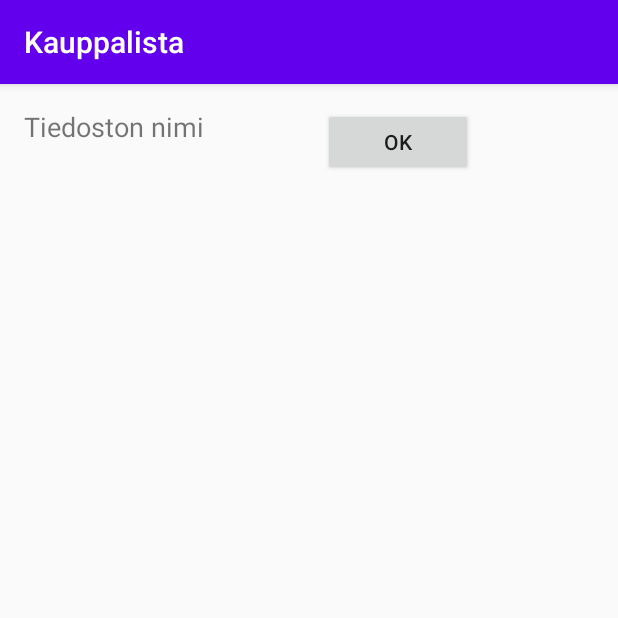
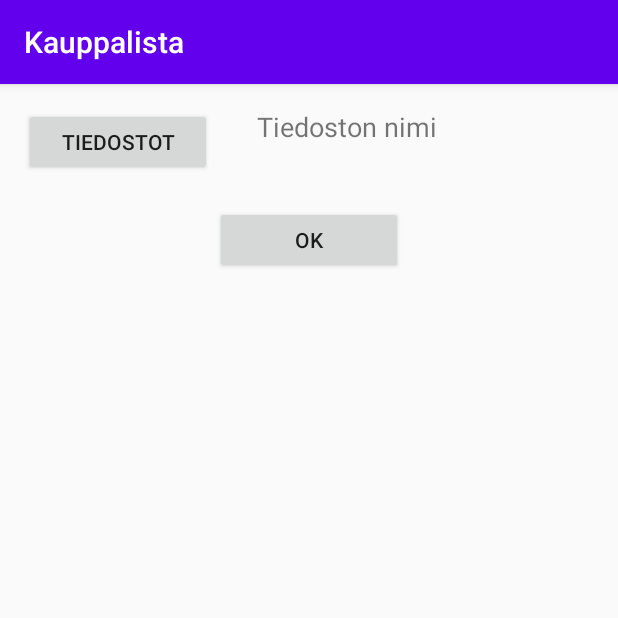
Before and after one commit to mixu12/Kauppalista, an Android app: the screen it shows after launch (Pdfkasittely), in the options menu, after a tap on "PDF:n luku", on a phone screen of 412 x 824 dp, the top half of it. Run offline under Robolectric (Android 15) with nearby library versions, the phone set to English and light mode, and no system bars; libraries missing offline, so code that uses them is left out: com.tom_roush.pdfbox; 1 statement that could not run was skipped.

```diff
--- a/app/build.gradle
+++ b/app/build.gradle
@@ -26,7 +26,10 @@ dependencies {
     implementation fileTree(dir: "libs", include: ["*.jar"])
     implementation 'androidx.appcompat:appcompat:1.2.0'
     implementation 'androidx.constraintlayout:constraintlayout:2.0.1'
+
+    //implementation 'com.google.android.gms:play-services-mlkit-text-recognition:16.0.0'
     implementation 'com.tom_roush:pdfbox-android:1.8.10.1'
+
     testImplementation 'junit:junit:4.12'
     androidTestImplementation 'androidx.test.ext:junit:1.1.2'
     androidTestImplementation 'androidx.test.espresso:espresso-core:3.3.0'
--- a/app/src/main/AndroidManifest.xml
+++ b/app/src/main/AndroidManifest.xml
@@ -5,18 +5,18 @@
     <uses-permission android:name="android.permission.WRITE_EXTERNAL_STORAGE" />
     <uses-permission android:name="android.permission.READ_EXTERNAL_STORAGE" />
     <uses-permission android:name="android.permission.BLUETOOTH" />
-    <uses-permission android:name="android.permission.MANAGE_EXTERNAL_STORAGE" />
-
+    <!--uses-permission android:name="android.permission.MANAGE_EXTERNAL_STORAGE" />-->
 
     <application
-        android:requestLegacyExternalStorage="true"
         android:allowBackup="true"
         android:icon="@mipmap/ic_launcher"
         android:label="@string/app_name"
+        android:requestLegacyExternalStorage="true"
         android:roundIcon="@mipmap/ic_launcher_round"
         android:supportsRtl="true"
         android:theme="@style/AppTheme"
         android:windowSoftInputMode="adjustPan|adjustResize">
+        <activity android:name=".Ocr"></activity>
         <activity android:name=".Pdfkasittely" />
         <activity android:name=".BluetoothinHallinta" />
         <activity android:name=".MainActivity">
--- a/app/src/main/res/layout/activity_pdfkasittely.xml
+++ b/app/src/main/res/layout/activity_pdfkasittely.xml
@@ -10,33 +10,45 @@
         android:id="@+id/listaus"
         android:layout_width="0dp"
         android:layout_height="0dp"
-        android:layout_marginTop="70dp"
+        android:layout_marginTop="150dp"
+        android:visibility="invisible"
         app:layout_constraintBottom_toBottomOf="parent"
         app:layout_constraintEnd_toEndOf="parent"
         app:layout_constraintHorizontal_bias="0"
         app:layout_constraintStart_toStartOf="parent"
-        app:layout_constraintTop_toTopOf="parent" />
+        app:layout_constraintTop_toTopOf="parent"
+        tools:visibility="invisible" />
 
     <TextView
         android:id="@+id/pdfNimi"
         android:layout_width="194dp"
         android:layout_height="45dp"
-        android:layout_marginStart="16dp"
+        android:layout_marginStart="30dp"
         android:layout_marginTop="16dp"
         android:text="Tiedoston nimi"
         android:textSize="18sp"
-        app:layout_constraintStart_toStartOf="parent"
+        app:layout_constraintStart_toEndOf="@+id/tiedostot"
         app:layout_constraintTop_toTopOf="parent"
         tools:text="Tiedoston nimi" />
 
     <Button
         android:id="@+id/pdfOK"
-        android:layout_width="100dp"
+        android:layout_width="125dp"
         android:layout_height="45dp"
-        android:layout_marginStart="5dp"
+        android:layout_marginTop="20dp"
+        android:text="OK"
+        app:layout_constraintEnd_toEndOf="parent"
+        app:layout_constraintStart_toStartOf="parent"
+        app:layout_constraintTop_toBottomOf="@+id/tiedostot" />
+
+    <Button
+        android:id="@+id/tiedostot"
+        android:layout_width="125dp"
+        android:layout_height="45dp"
+        android:layout_marginStart="16dp"
         android:layout_marginTop="16dp"
-        android:text="OK"
-        app:layout_constraintStart_toEndOf="@+id/pdfNimi"
+        android:text="Tiedostot"
+        app:layout_constraintStart_toStartOf="parent"
         app:layout_constraintTop_toTopOf="parent" />
 
 </androidx.constraintlayout.widget.ConstraintLayout>
--- a/app/src/main/res/menu/ylamenu.xml
+++ b/app/src/main/res/menu/ylamenu.xml
@@ -17,4 +17,9 @@
         android:id="@+id/Pdfkasittely"
         android:title="PDF:n luku" />
 
+    <item
+        android:id="@+id/Ocr"
+        android:title="Tekstintunnistus"
+        android:visible="false" />
+
 </menu>
```
Also changed, not shown: app/src/main/java/com/example/kauppalista/MainActivity.java (+8 -0 lines), app/src/main/java/com/example/kauppalista/Ocr.java (added, +14 -0 lines), app/src/main/java/com/example/kauppalista/Pdfkasittely.java (+168 -6 lines), app/src/main/res/layout/activity_ocr.xml (added, +9 -0 lines), gradle/wrapper/gradle-wrapper.properties.
